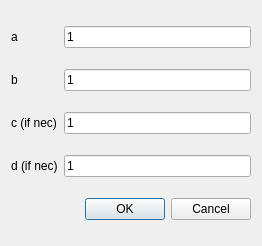
First picture: the form in src/Ui_Files/Dialogs/fit_dialog_cf.ui, repository austinmcano/GeorgeGroupGui, before the edit.
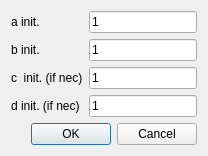
Second picture: the form after the edit.

Patch:
```diff
--- a/src/Ui_Files/Dialogs/fit_dialog_cf.ui
+++ b/src/Ui_Files/Dialogs/fit_dialog_cf.ui
@@ -6,8 +6,8 @@
    <rect>
     <x>0</x>
     <y>0</y>
-    <width>262</width>
-    <height>246</height>
+    <width>194</width>
+    <height>0</height>
    </rect>
   </property>
   <property name="windowTitle">
@@ -35,16 +35,6 @@
      </property>
     </widget>
    </item>
-   <item row="4" column="1">
-    <widget class="QDialogButtonBox" name="buttonBox">
-     <property name="orientation">
-      <enum>Qt::Horizontal</enum>
-     </property>
-     <property name="standardButtons">
-      <set>QDialogButtonBox::Cancel|QDialogButtonBox::Ok</set>
-     </property>
-    </widget>
-   </item>
    <item row="1" column="1">
     <widget class="QLineEdit" name="b_le">
      <property name="text">
@@ -55,28 +45,38 @@
    <item row="0" column="0">
     <widget class="QLabel" name="label">
      <property name="text">
-      <string>a</string>
+      <string>a init.</string>
      </property>
     </widget>
    </item>
    <item row="1" column="0">
     <widget class="QLabel" name="label_2">
      <property name="text">
-      <string>b</string>
+      <string>b init.</string>
      </property>
     </widget>
    </item>
    <item row="2" column="0">
     <widget class="QLabel" name="label_3">
      <property name="text">
-      <string>c (if nec)</string>
+      <string>c  init. (if nec)</string>
      </property>
     </widget>
    </item>
    <item row="3" column="0">
     <widget class="QLabel" name="label_4">
      <property name="text">
-      <string>d (if nec)</string>
+      <string>d init. (if nec)</string>
+     </property>
+    </widget>
+   </item>
+   <item row="4" column="0" colspan="2">
+    <widget class="QDialogButtonBox" name="buttonBox">
+     <property name="orientation">
+      <enum>Qt::Horizontal</enum>
+     </property>
+     <property name="standardButtons">
+      <set>QDialogButtonBox::Cancel|QDialogButtonBox::Ok</set>
      </property>
     </widget>
    </item>
```
